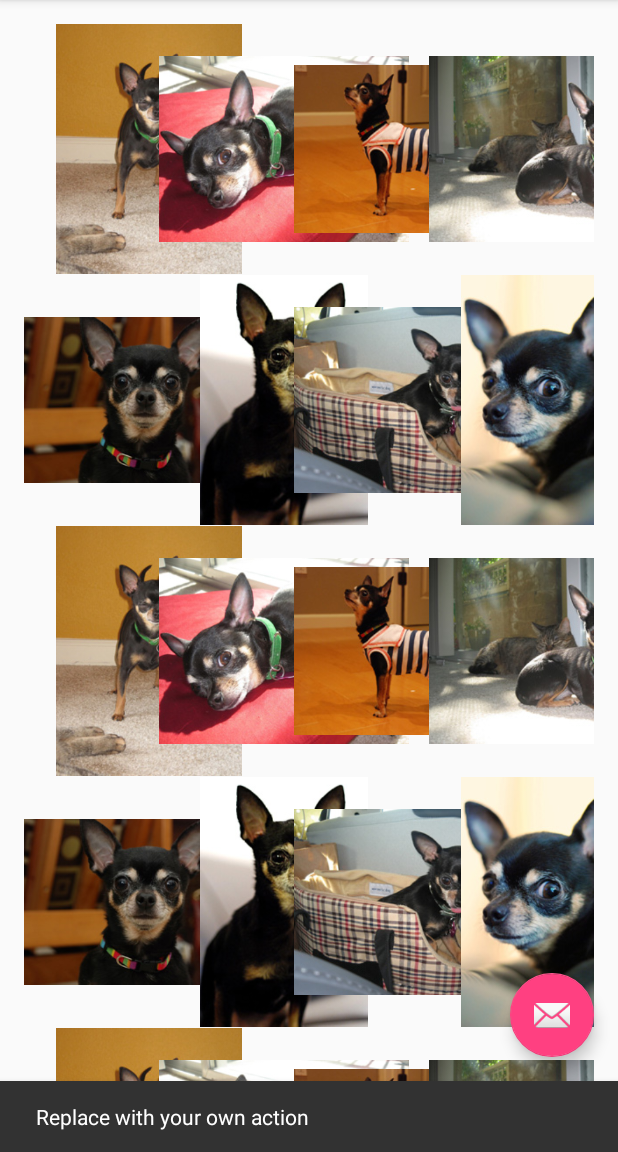
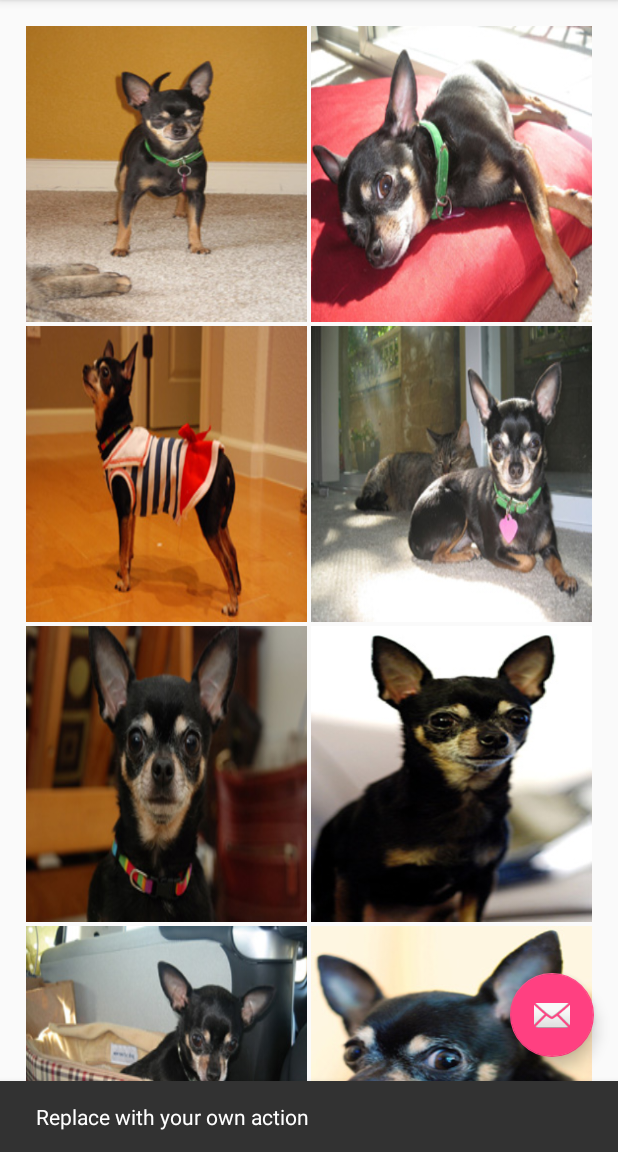
Before and after one commit to edodm85/MoviesApp, an Android app: the screen it shows after launch (MainActivity), after a tap on an icon or button, on a phone screen of 412 x 824 dp, the part 84-1236 px from its top. Run offline under Robolectric (Android 15) with nearby library versions, the phone set to English and light mode, and no system bars.

Commit message:
Some properties changed

```diff
--- a/app/src/main/java/com/example/edoardo/moviesapp/MainActivityFragment.java
+++ b/app/src/main/java/com/example/edoardo/moviesapp/MainActivityFragment.java
@@ -106,7 +106,7 @@ public class MainActivityFragment extends Fragment {
                 imageView = (ImageView) convertView.findViewById(R.id.item_imageview_movies);
 
               //*  imageView = new ImageView(mContext);
-                imageView.setLayoutParams(new GridView.LayoutParams(250, 250));
+                //imageView.setLayoutParams(new GridView.LayoutParams(250, 250));
                // imageView.setScaleType(ImageView.ScaleType.CENTER_CROP);
                // imageView.setPadding(8, 8, 8, 8);
             } else {
--- a/app/src/main/res/layout/fragment_main.xml
+++ b/app/src/main/res/layout/fragment_main.xml
@@ -13,12 +13,6 @@
         android:layout_width="match_parent"
         android:layout_height="match_parent"
         android:id="@+id/gridView_movies"
-        android:numColumns="auto_fit"
-        android:stretchMode="none"
-        android:gravity="fill"
-        android:minHeight="1dp"
-        android:minWidth="1dp"
-        android:columnWidth="90dp"
-        android:verticalSpacing="1dp" />
+        android:numColumns="2" />
 
 </FrameLayout>
--- a/app/src/main/res/layout/image_view_movies.xml
+++ b/app/src/main/res/layout/image_view_movies.xml
@@ -1,7 +1,9 @@
 <?xml version="1.0" encoding="utf-8"?>
 <ImageView xmlns:android="http://schemas.android.com/apk/res/android"
-    android:layout_width="200dp"
+    android:layout_width="match_parent"
     android:layout_height="200dp"
-    android:id="@+id/item_imageview_movies">
+    android:id="@+id/item_imageview_movies"
+    android:scaleType="fitXY"
+    android:padding="1dp">
 
 </ImageView>
```
